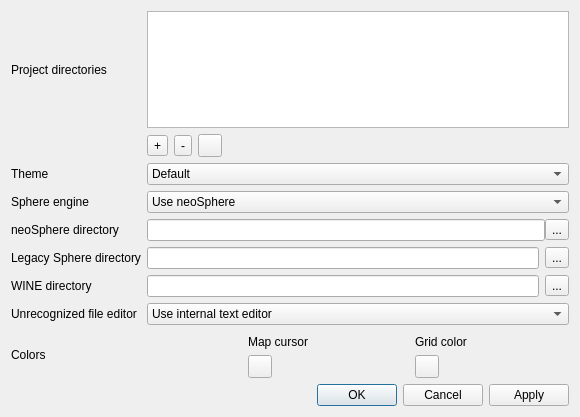
This is ui/settingswindow.ui in Eggbertx/QtSphere-IDE as Qt 5 draws it before an edit. The edited form follows.
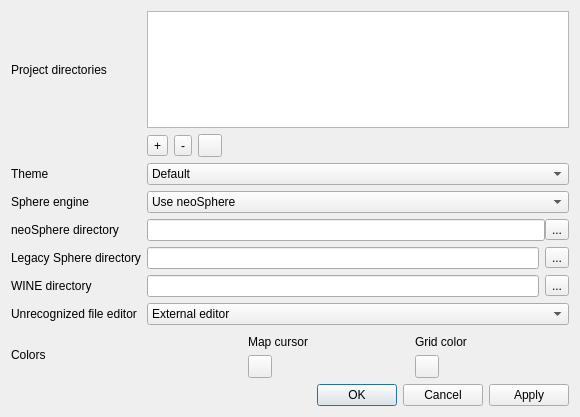
This is the edited form. Icons and pictures are not drawn. Custom widgets are drawn as their Qt base class.

Commit message: Add option to open files with external editor, use pyside6-project instead of pyside6-uic

```diff
--- a/ui/settingswindow.ui
+++ b/ui/settingswindow.ui
@@ -302,7 +302,7 @@
     <widget class="QComboBox" name="unrecognizedFileEditor_combo">
      <item>
       <property name="text">
-       <string>Use internal text editor</string>
+       <string>External editor</string>
       </property>
      </item>
      <item>
```
Left out of the diff: 2 changed lines with no effect on the pictures. The commit also changes 3 other files.
